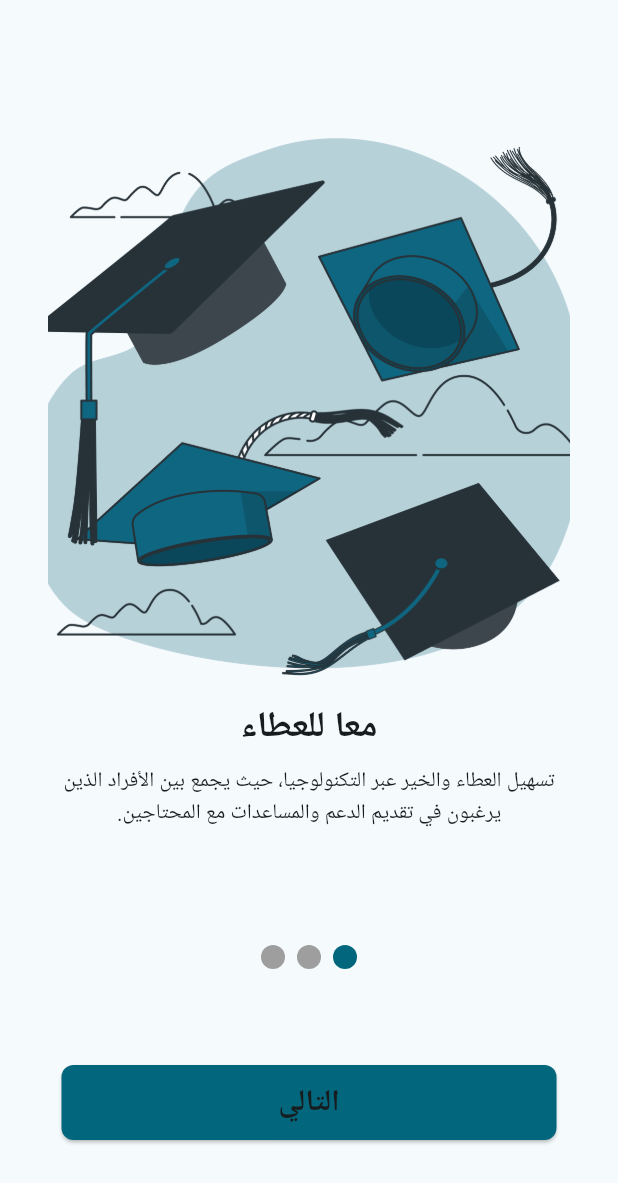
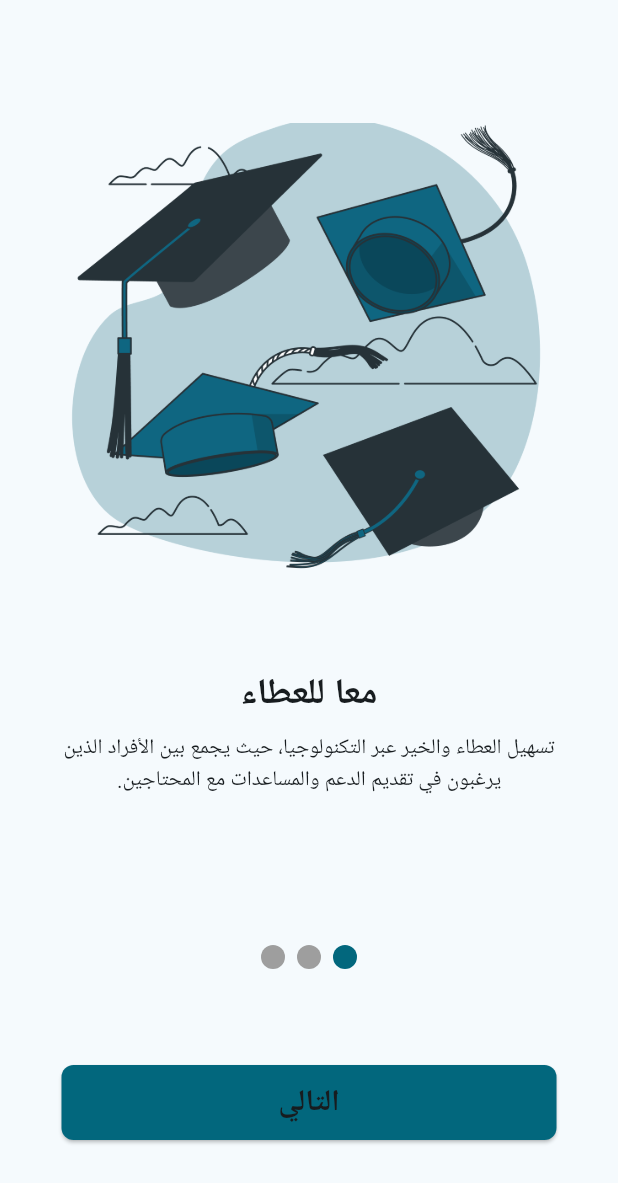
Before and after one commit to AbdelWahab-Farhat/Mafahem, a Flutter app: the OnBoardingViewBody screen opened directly, on a phone screen of 412 x 824 dp. Shown: the top 1183 px of the screen. Run offline on Flutter 3.47's test engine with Material 3 defaults, Android fonts, the phone set to English and light mode, and no system bars; drawn by our look-alikes of smooth_page_indicator; our stand-ins replace animated_notch_bottom_bar, bloc, carousel_slider, dartz, dio, flutter_bloc and 8 more; accounts and stored records are empty; Roboto replaces fonts that are missing (Cairo, Changa).

Commit message:
changed height to 300 and padding to 42 added SizedBox 64 between image and text

```diff
--- a/lib/features/on_boarding/presentation/views/widgets/custom_page_item.dart
+++ b/lib/features/on_boarding/presentation/views/widgets/custom_page_item.dart
@@ -12,7 +12,7 @@ class CustomPageItem extends StatelessWidget {
   @override
   Widget build(BuildContext context) {
     return Padding(
-      padding: const EdgeInsets.symmetric(horizontal: 32),
+      padding: const EdgeInsets.symmetric(horizontal: 42),
       child: Column(
         children: [
           const SizedBox(height: 82,),
@@ -20,8 +20,9 @@ class CustomPageItem extends StatelessWidget {
             imageUrl,
             fit: BoxFit.cover,
             width: double.infinity,
-            height: 386,
+            height: 300,
           ),
+           const SizedBox(height: 64,),
            OnBoardingContent(
             title: title,
             content:content,
```
